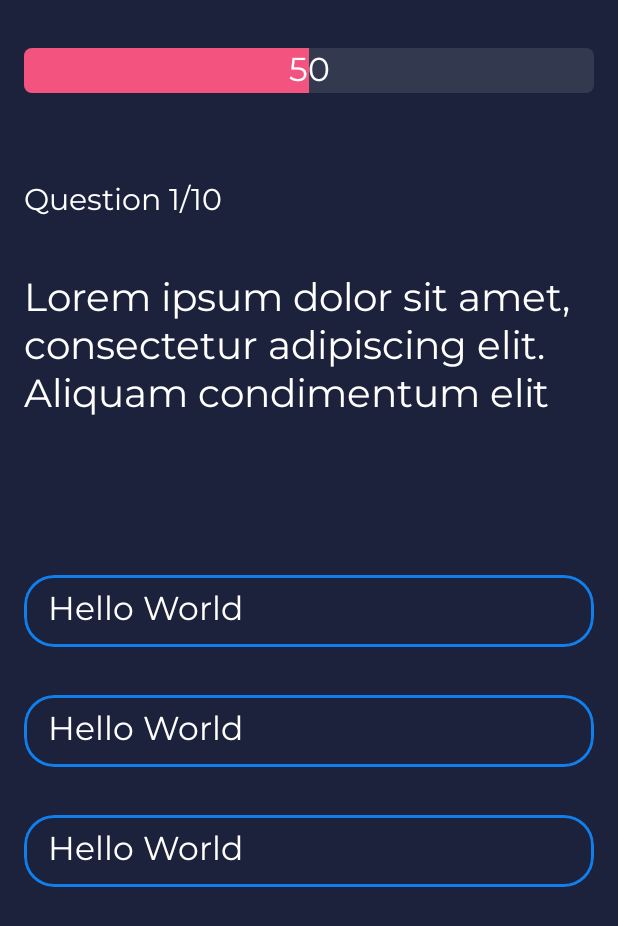
After one commit to vasumanhas000/Quizzie, an Android app: the QuizActivity screen opened directly, with no data from a screen before it, on a phone screen of 412 x 824 dp. The commit adds this screen. Shown: the top 926 px of the screen. Run offline under Robolectric (Android 15) with nearby library versions, the phone set to English and light mode, and no system bars.

Commit message:
Added Quiz Screen

```diff
--- a/app/build.gradle
+++ b/app/build.gradle
@@ -39,4 +39,5 @@ dependencies {
     androidTestImplementation 'androidx.test.espresso:espresso-core:3.3.0'
     implementation platform('com.google.firebase:firebase-bom:26.1.0')
     implementation 'com.google.firebase:firebase-auth'
+    implementation 'com.google.android.material:material:<version>'
 }
--- a/app/src/main/AndroidManifest.xml
+++ b/app/src/main/AndroidManifest.xml
@@ -9,7 +9,8 @@
         android:roundIcon="@mipmap/ic_launcher_round"
         android:supportsRtl="true"
         android:theme="@style/BaseTheme">
-        <activity android:name=".HomePage"></activity>
+        <activity android:name=".QuizActivity"></activity>
+        <activity android:name=".HomePage" />
         <activity android:name=".SignUpActivity" />
         <activity android:name=".LoginActivity" />
         <activity android:name=".StartActivity">
--- a/app/src/main/java/com/example/quizapp/HomePage.java
+++ b/app/src/main/java/com/example/quizapp/HomePage.java
@@ -4,11 +4,17 @@ import androidx.appcompat.app.AppCompatActivity;
 
 import android.content.Intent;
 import android.os.Bundle;
+import android.view.View;
 
 import com.google.firebase.auth.FirebaseAuth;
 import com.google.firebase.auth.FirebaseUser;
 
 public class HomePage extends AppCompatActivity {
+
+    public void startQuiz(View view){
+        Intent intent = new Intent(getApplicationContext(),QuizActivity.class);
+        startActivity(intent);
+    }
 
     @Override
     protected void onCreate(Bundle savedInstanceState) {
--- /dev/null
+++ b/app/src/main/java/com/example/quizapp/QuizActivity.java
@@ -0,0 +1,14 @@
+package com.example.quizapp;
+
+import androidx.appcompat.app.AppCompatActivity;
+
+import android.os.Bundle;
+
+public class QuizActivity extends AppCompatActivity {
+
+    @Override
+    protected void onCreate(Bundle savedInstanceState) {
+        super.onCreate(savedInstanceState);
+        setContentView(R.layout.activity_quiz);
+    }
+}
--- a/app/src/main/res/layout/activity_home_page.xml
+++ b/app/src/main/res/layout/activity_home_page.xml
@@ -6,9 +6,7 @@
     android:layout_width="match_parent"
     android:fillViewport="true"
     xmlns:android="http://schemas.android.com/apk/res/android">
-<androidx.constraintlayout.widget.ConstraintLayout xmlns:android="http://schemas.android.com/apk/res/android"
-    xmlns:app="http://schemas.android.com/apk/res-auto"
-    xmlns:tools="http://schemas.android.com/tools"
+<androidx.constraintlayout.widget.ConstraintLayout
     android:layout_width="match_parent"
     android:layout_height="match_parent"
     tools:context=".HomePage">
@@ -51,11 +49,12 @@
         app:srcCompat="@drawable/image" />
 
     <Button
-        android:id="@+id/button2"
+        android:id="@+id/startQuiz"
         android:layout_width="200dp"
         android:layout_height="80dp"
         android:layout_marginTop="48dp"
         android:backgroundTint="#107eeb"
+        android:onClick="startQuiz"
         android:text="Start Quiz"
         android:textColor="@color/white"
         android:textSize="20sp"
--- /dev/null
+++ b/app/src/main/res/layout/activity_quiz.xml
@@ -0,0 +1,154 @@
+<?xml version="1.0" encoding="utf-8"?>
+<androidx.core.widget.NestedScrollView xmlns:app="http://schemas.android.com/apk/res-auto"
+    xmlns:tools="http://schemas.android.com/tools"
+    android:paddingTop="16dp"
+    android:paddingHorizontal="16dp"
+    android:layout_width="match_parent"
+    android:layout_height="match_parent"
+    android:fillViewport="true"
+    xmlns:android="http://schemas.android.com/apk/res/android">
+<LinearLayout
+    android:layout_marginTop="16dp"
+    android:layout_width="match_parent"
+    android:layout_height="match_parent"
+    android:orientation="vertical">
+
+    <RelativeLayout
+        android:layout_width="match_parent"
+        android:layout_weight="8"
+        android:layout_height="match_parent">
+        <ProgressBar
+                android:layout_width="match_parent"
+                android:layout_height="30dp"
+                android:progress="50"
+                android:progressBackgroundTint="#1AFFFFFF"
+                android:progressTint="#f2537f"
+                style="@android:style/Widget.ProgressBar.Horizontal"
+                ></ProgressBar>
+        <TextView
+            android:id="@+id/progressBarinsideText"
+            android:layout_width="wrap_content"
+            android:layout_height="wrap_content"
+            android:layout_alignParentLeft="true"
+            android:text="50"
+            android:textSize="22sp"
+            android:textColor="@color/white"
+            android:layout_alignParentRight="true"
+            android:layout_centerVertical="false"
+            android:gravity="center"
+            />
+    </RelativeLayout>
+
+    <androidx.constraintlayout.widget.ConstraintLayout
+        android:layout_weight="1"
+        android:layout_width="match_parent"
+        android:layout_height="match_parent">
+
+        <TextView
+            android:id="@+id/textView9"
+            android:layout_width="wrap_content"
+            android:layout_height="wrap_content"
+            android:text="Question 1/10"
+            android:textSize="20sp"
+            app:layout_constraintStart_toStartOf="parent"
+            app:layout_constraintTop_toTopOf="parent" />
+
+        <TextView
+            android:id="@+id/textView10"
+            android:layout_width="wrap_content"
+            android:layout_height="wrap_content"
+            android:layout_marginTop="32dp"
+            android:text="Lorem ipsum dolor sit amet, consectetur adipiscing elit. Aliquam condimentum elit"
+            android:textSize="26sp"
+            app:layout_constraintStart_toStartOf="parent"
+            app:layout_constraintTop_toBottomOf="@+id/textView9" />
+
+
+        <com.google.android.material.card.MaterialCardView
+            android:id="@+id/materialCardView"
+            android:layout_width="match_parent"
+            android:layout_height="wrap_content"
+            android:layout_marginTop="100dp"
+            android:backgroundTint="@color/colorPrimary"
+            app:cardCornerRadius="20dp"
+            app:cardElevation="0dp"
+            app:contentPaddingBottom="8dp"
+            app:contentPaddingLeft="16dp"
+            app:contentPaddingRight="16dp"
+            app:contentPaddingTop="8dp"
+            android:clickable="true"
+            android:focusable="true"
+            android:checkable="true"
+            app:layout_constraintTop_toBottomOf="@+id/textView10"
+            app:strokeColor="#107eeb"
+            app:strokeWidth="2dp"
+            tools:layout_editor_absoluteX="16dp">
+
+            <TextView
+                android:layout_width="wrap_content"
+                android:layout_height="wrap_content"
+                android:text="Hello World"
+                android:textSize="22sp"></TextView>
+
+        </com.google.android.material.card.MaterialCardView>
+
+        <com.google.android.material.card.MaterialCardView
+            android:layout_width="match_parent"
+            android:layout_height="wrap_content"
+            android:layout_marginTop="32dp"
+            android:backgroundTint="@color/colorPrimary"
+            app:cardCornerRadius="20dp"
+            app:cardElevation="0dp"
+            app:contentPaddingBottom="8dp"
+            app:contentPaddingLeft="16dp"
+            app:contentPaddingRight="16dp"
+            app:contentPaddingTop="8dp"
+            app:layout_constraintTop_toBottomOf="@+id/materialCardView2"
+            app:strokeColor="#107eeb"
+            app:strokeWidth="2dp"
+            android:clickable="true"
+            android:focusable="true"
+            android:checkable="true"
+            tools:layout_editor_absoluteX="0dp">
+
+            <TextView
+                android:layout_width="wrap_content"
+                android:layout_height="wrap_content"
+                android:text="Hello World"
+                android:textSize="22sp"></TextView>
+
+        </com.google.android.material.card.MaterialCardView>
+
+        <com.google.android.material.card.MaterialCardView
+            android:id="@+id/materialCardView2"
+            android:layout_width="match_parent"
+            android:layout_height="wrap_content"
+            android:layout_marginTop="32dp"
+            android:backgroundTint="@color/colorPrimary"
+            app:cardCornerRadius="20dp"
+            app:cardElevation="0dp"
+            app:contentPaddingBottom="8dp"
+            app:contentPaddingLeft="16dp"
+            app:contentPaddingRight="16dp"
+            app:contentPaddingTop="8dp"
+            app:layout_constraintTop_toBottomOf="@+id/materialCardView"
+            app:strokeColor="#107eeb"
+            app:strokeWidth="2dp"
+            android:clickable="true"
+            android:focusable="true"
+            android:checkable="true"
+            tools:layout_editor_absoluteX="0dp">
+
+            <TextView
+                android:layout_width="wrap_content"
+                android:layout_height="wrap_content"
+                android:text="Hello World"
+                android:textSize="22sp"></TextView>
+
+        </com.google.android.material.card.MaterialCardView>
+
+    </androidx.constraintlayout.widget.ConstraintLayout>
+
+
+</LinearLayout>
+</androidx.core.widget.NestedScrollView>
--- /dev/null
+++ b/app/src/main/res/values/styles.xml
@@ -0,0 +1,3 @@
+<?xml version="1.0" encoding="utf-8"?>
+<resources>
+</resources>
```
